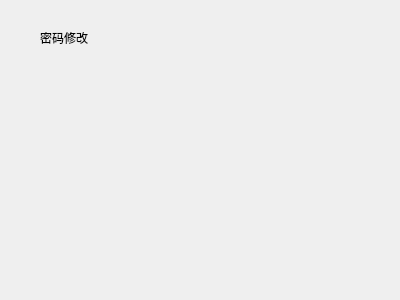
Qt form changepasswd.ui (kangwenyun/batch_acquisition_system_qt_before) before a commit.
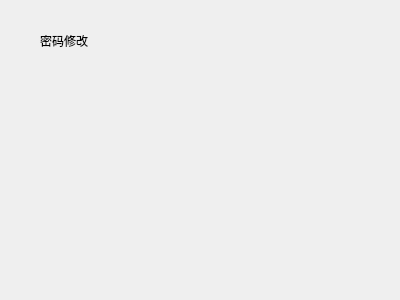
The same form after that commit.

The edit to the form file:
```diff
--- a/changepasswd.ui
+++ b/changepasswd.ui
@@ -18,8 +18,8 @@
     <rect>
      <x>40</x>
      <y>30</y>
-     <width>54</width>
-     <height>15</height>
+     <width>81</width>
+     <height>21</height>
     </rect>
    </property>
    <property name="text">
```
